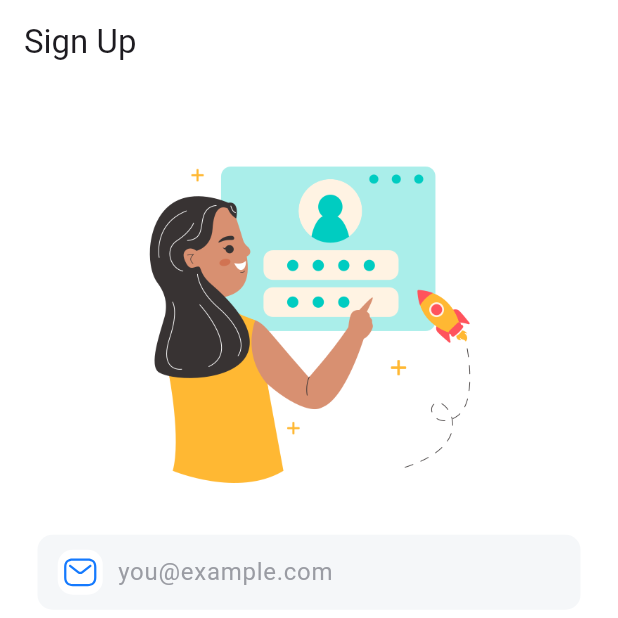
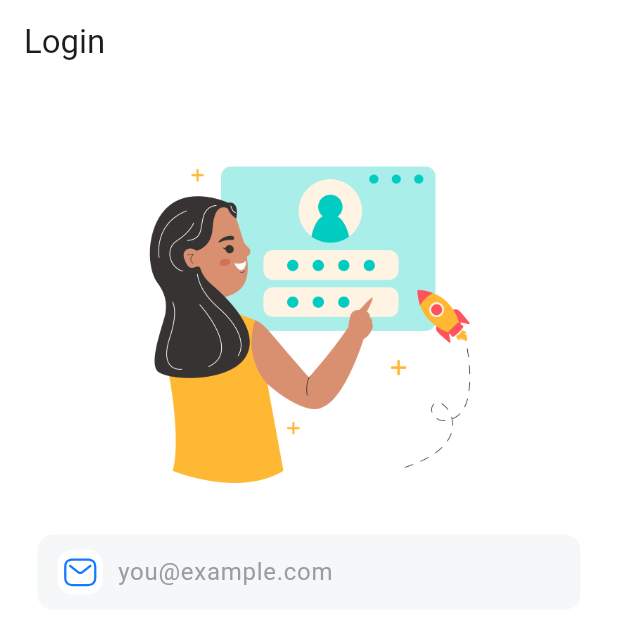
Before and after one commit to amrmhassan/firebase_chat, a Flutter app: the screen it shows after launch, on a phone screen of 412 x 824 dp, the top half of it. Run offline on Flutter 3.47's test engine with Material 2 defaults, Android fonts, the phone set to English and light mode, and no system bars; our stand-ins replace copy_with_extension, dartz, firebase_auth, firebase_core, firebase_database, flutter_svg and 2 more; missing offline and left inert: flutter_facebook_auth; accounts and stored records are empty; Roboto replaces fonts that are missing (Cairo).

Commit message:
before first build

```diff
--- a/lib/features/auth/presentation/pages/auth_screen_wrapper.dart
+++ b/lib/features/auth/presentation/pages/auth_screen_wrapper.dart
@@ -23,7 +23,7 @@ class AuthScreenWrapper extends StatelessWidget {
       resizeToAvoidBottomInset: true,
       backgroundColor: colorTheme.backGround,
       extendBodyBehindAppBar: true,
-      appBar: loginAppBar(false),
+      appBar: loginAppBar(login),
       body: Stack(
         children: [
           GestureDetector(
```
